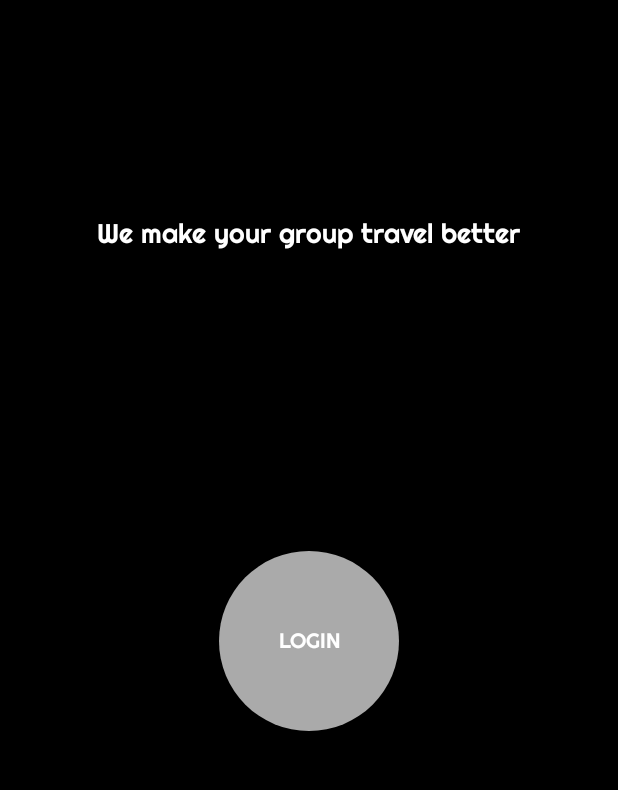
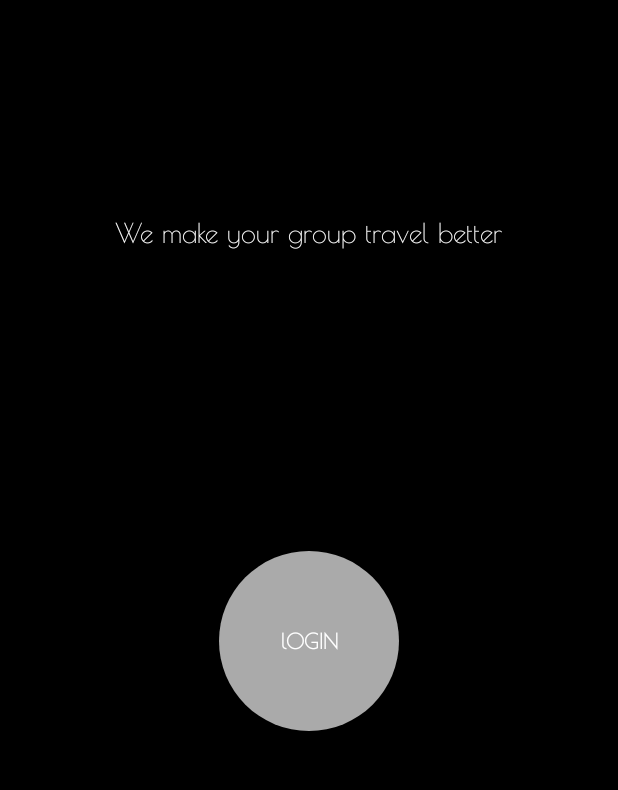
Before and after one commit to ayushm-agrawal/TravelBees, an Android app: the ActivityGoogleSignIn screen opened directly, with no data from a screen before it, on a phone screen of 412 x 824 dp, the part 385-1175 px from its top. Run offline under Robolectric (Android 15) with nearby library versions, the phone set to English and light mode, and no system bars; our stand-ins replace CircleImageView, Firebase (no records; nobody signed in at launch, a user with empty details on screens opened directly).

Commit message:
updated gradle

```diff
--- a/app/src/main/AndroidManifest.xml
+++ b/app/src/main/AndroidManifest.xml
@@ -11,9 +11,9 @@
 
     <application
         android:allowBackup="true"
-        android:icon="@mipmap/ic_logotest"
+        android:icon="@mipmap/tb_icon_round"
         android:label="@string/app_name"
-        android:roundIcon="@mipmap/ic_logotest"
+        android:roundIcon="@mipmap/tb_icon_round"
         android:supportsRtl="true"
         android:theme="@style/AppTheme">
         <activity
@@ -35,7 +35,7 @@
                 <category android:name="android.intent.category.LAUNCHER" />
             </intent-filter>
         </activity>
-        <activity android:name=".EditProfileActivity"></activity>
+        <activity android:name=".EditProfileActivity"/>
 
         <meta-data
             android:name="preloaded_fonts"
--- a/app/src/main/res/layout/activity_sign_in.xml
+++ b/app/src/main/res/layout/activity_sign_in.xml
@@ -40,7 +40,7 @@
         android:layout_centerHorizontal="true"
         android:layout_centerVertical="true"
         android:text="@string/app_desc"
-        android:fontFamily="@font/righteous"
+        android:fontFamily="@font/poiret_one"
         android:textAppearance="@android:style/TextAppearance.Material.Medium.Inverse"
         android:textColor="#FFF" />
 
@@ -52,8 +52,10 @@
         android:layout_centerHorizontal="true"
         android:layout_marginBottom="80dp"
         android:background="@drawable/circular_transparent_button"
-        android:fontFamily="@font/righteous"
-        android:text="login"
+        android:fontFamily="@font/poiret_one"
+        android:text="lOGIN"
+        android:textAllCaps="false"
+        android:textStyle="bold"
         android:textColor="#FFF" />
         <!--android:visibility="visible" />-->
         <!--&lt;!&ndash;tools:visibility="gone" />&ndash;&gt;-->
--- a/app/src/main/res/values/colors.xml
+++ b/app/src/main/res/values/colors.xml
@@ -1,8 +1,8 @@
 <?xml version="1.0" encoding="utf-8"?>
 <resources>
-    <color name="colorPrimary">#FFF</color>
-    <color name="colorPrimaryDark">#FFF</color>
-    <color name="colorAccent">#FFF</color>
+    <color name="colorPrimary">#000</color>
+    <color name="colorPrimaryDark">#000</color>
+    <color name="colorAccent">#000</color>
     <color name="white">#FFFFFF</color>
     <color name="black">#000000</color>
 
```
Also changed, not shown: gradle/wrapper/gradle-wrapper.properties.
